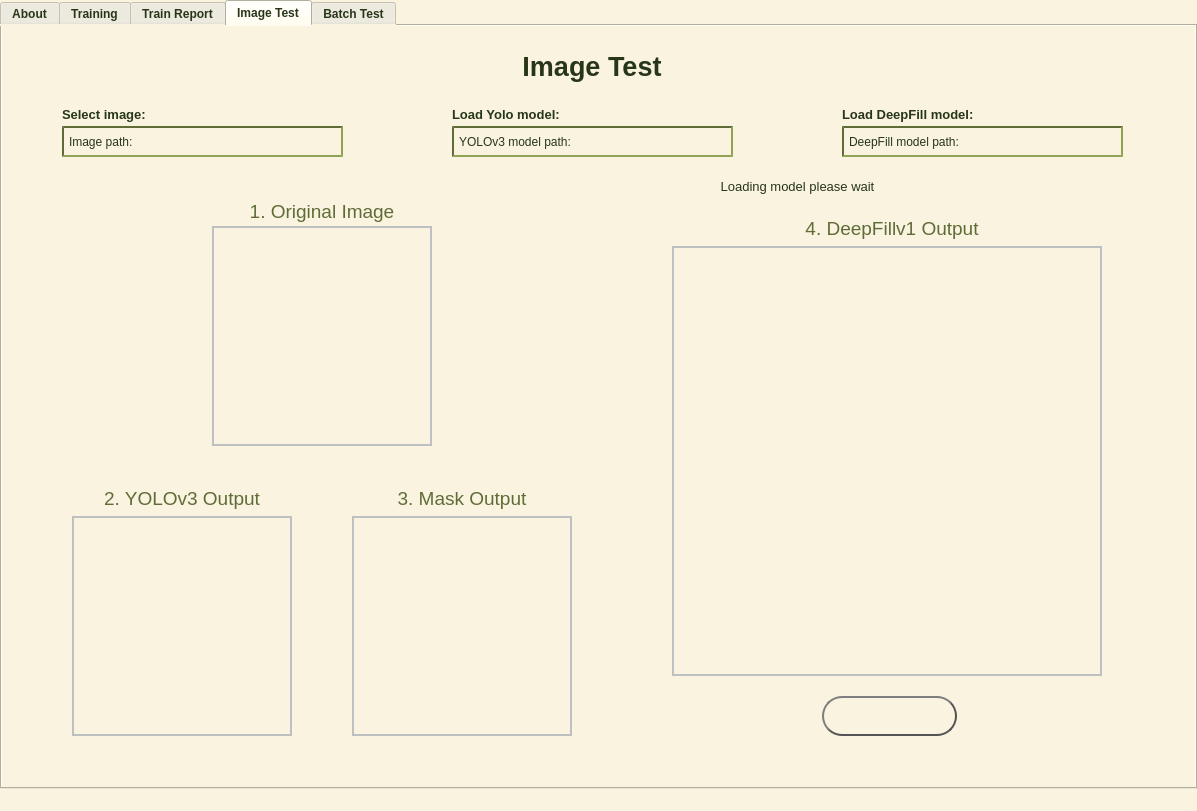
Old version of the form GUI/UI/MainScreen.ui in the repository shlomi1074/Camouflage-Final-Project.
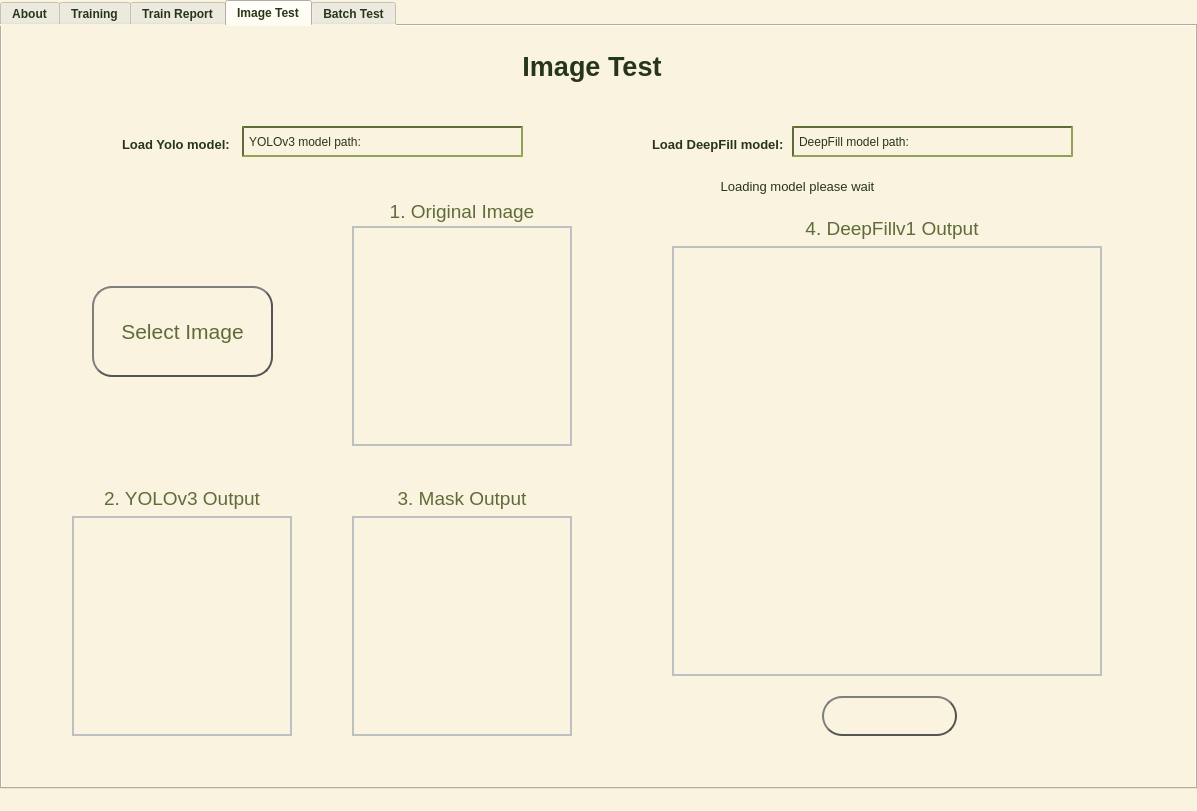
New version of the form. The open tabs and pages were chosen to show the change. Icons and pictures are not drawn.

Diff of the .ui file:
```diff
--- a/GUI/UI/MainScreen.ui
+++ b/GUI/UI/MainScreen.ui
@@ -1911,7 +1911,7 @@
        <widget class="QLabel" name="original_img">
         <property name="geometry">
          <rect>
-          <x>210</x>
+          <x>350</x>
           <y>200</y>
           <width>220</width>
           <height>220</height>
@@ -1945,7 +1945,7 @@
        <widget class="QLabel" name="label_27">
         <property name="geometry">
          <rect>
-          <x>210</x>
+          <x>350</x>
           <y>170</y>
           <width>220</width>
           <height>31</height>
@@ -2206,90 +2206,13 @@
          <bool>false</bool>
         </property>
        </widget>
-       <widget class="QLabel" name="SelectTestImageButton">
-        <property name="geometry">
-         <rect>
-          <x>300</x>
-          <y>100</y>
-          <width>31</width>
-          <height>31</height>
-         </rect>
-        </property>
-        <property name="autoFillBackground">
-         <bool>false</bool>
-        </property>
-        <property name="styleSheet">
-         <string notr="true">color:#bdbfc0; background-color:transparent</string>
-        </property>
-        <property name="text">
-         <string/>
-        </property>
-        <property name="textFormat">
-         <enum>Qt::RichText</enum>
-        </property>
-        <property name="pixmap">
-         <pixmap>../Resources/Folder_icon.png</pixmap>
-        </property>
-        <property name="scaledContents">
-         <bool>true</bool>
-        </property>
-       </widget>
-       <widget class="QLabel" name="label_35">
-        <property name="geometry">
-         <rect>
-          <x>60</x>
-          <y>80</y>
-          <width>121</width>
-          <height>16</height>
-         </rect>
-        </property>
-        <property name="font">
-         <font>
-          <pointsize>10</pointsize>
-          <weight>75</weight>
-          <bold>true</bold>
-         </font>
-        </property>
-        <property name="styleSheet">
-         <string notr="true">color:#283618; background-color:none</string>
-        </property>
-        <property name="text">
-         <string>Select image:</string>
-        </property>
-       </widget>
-       <widget class="QLineEdit" name="saveModelLineText_5">
-        <property name="enabled">
-         <bool>false</bool>
-        </property>
-        <property name="geometry">
-         <rect>
-          <x>60</x>
-          <y>100</y>
-          <width>281</width>
-          <height>31</height>
-         </rect>
-        </property>
-        <property name="font">
-         <font>
-          <pointsize>9</pointsize>
-         </font>
-        </property>
-        <property name="styleSheet">
-         <string notr="true">color:#283618;padding-left:3px;
-border-style:inset;border-color:#606C38;border-width:2px;
-</string>
-        </property>
-        <property name="text">
-         <string>Image path:</string>
-        </property>
-       </widget>
        <widget class="QLineEdit" name="yoloModelPath">
         <property name="enabled">
          <bool>false</bool>
         </property>
         <property name="geometry">
          <rect>
-          <x>450</x>
+          <x>240</x>
           <y>100</y>
           <width>281</width>
           <height>31</height>
@@ -2312,7 +2235,7 @@
        <widget class="QLabel" name="LoadYoloModelButton">
         <property name="geometry">
          <rect>
-          <x>690</x>
+          <x>480</x>
           <y>100</y>
           <width>31</width>
           <height>31</height>
@@ -2340,8 +2263,8 @@
        <widget class="QLabel" name="label_36">
         <property name="geometry">
          <rect>
-          <x>450</x>
-          <y>80</y>
+          <x>120</x>
+          <y>110</y>
           <width>161</width>
           <height>16</height>
          </rect>
@@ -2363,8 +2286,8 @@
        <widget class="QLabel" name="label_106">
         <property name="geometry">
          <rect>
-          <x>840</x>
-          <y>80</y>
+          <x>650</x>
+          <y>110</y>
           <width>171</width>
           <height>16</height>
          </rect>
@@ -2386,7 +2309,7 @@
        <widget class="QLabel" name="LoadDeepfillModelButton">
         <property name="geometry">
          <rect>
-          <x>1080</x>
+          <x>1030</x>
           <y>100</y>
           <width>31</width>
           <height>31</height>
@@ -2417,7 +2340,7 @@
         </property>
         <property name="geometry">
          <rect>
-          <x>840</x>
+          <x>790</x>
           <y>100</y>
           <width>281</width>
           <height>31</height>
@@ -2440,7 +2363,7 @@
        <widget class="QLabel" name="yoloModelStatus">
         <property name="geometry">
          <rect>
-          <x>740</x>
+          <x>530</x>
           <y>105</y>
           <width>24</width>
           <height>24</height>
@@ -2462,7 +2385,7 @@
        <widget class="QLabel" name="deepfillModelStatus">
         <property name="geometry">
          <rect>
-          <x>1130</x>
+          <x>1080</x>
           <y>105</y>
           <width>24</width>
           <height>24</height>
@@ -2502,6 +2425,67 @@
          <set>Qt::AlignCenter</set>
         </property>
        </widget>
+       <widget class="QPushButton" name="SelectTestImageButton">
+        <property name="geometry">
+         <rect>
+          <x>90</x>
+          <y>260</y>
+          <width>181</width>
+          <height>91</height>
+         </rect>
+        </property>
+        <property name="font">
+         <font>
+          <family>Tahoma</family>
+          <pointsize>16</pointsize>
+          <weight>50</weight>
+          <bold>false</bold>
+         </font>
+        </property>
+        <property name="mouseTracking">
+         <bool>true</bool>
+        </property>
+        <property name="styleSheet">
+         <string notr="true">QPushButton {
+    color: #606C38;
+    border: 2px solid #555;
+    border-radius: 20px;
+    border-style: outset;
+    background: qradialgradient(
+        cx: 0.3, cy: -0.4, fx: 0.3, fy: -0.4,
+        radius: 1.35, stop: 0 #FEFAE0, stop: 1 #888
+        );
+    padding: 5px;
+    }
+
+QPushButton:hover {
+    background: qradialgradient(
+        cx: 0.3, cy: -0.4, fx: 0.3, fy: -0.4,
+        radius: 1.35, stop: 0 #FEFAE0, stop: 1 #bbb
+        );
+    }
+
+QPushButton:pressed {
+    border-style: inset;
+    background: qradialgradient(
+        cx: 0.4, cy: -0.1, fx: 0.4, fy: -0.1,
+        radius: 1.35, stop: 0 #283618, stop: 1 #ddd
+        );
+    }</string>
+        </property>
+        <property name="text">
+         <string>Select Image</string>
+        </property>
+        <property name="iconSize">
+         <size>
+          <width>24</width>
+          <height>24</height>
+         </size>
+        </property>
+        <property name="checkable">
+         <bool>false</bool>
+        </property>
+       </widget>
        <zorder>deepfillModelPath</zorder>
        <zorder>label_26</zorder>
        <zorder>original_img</zorder>
```
Left out of the diff: 24 changed lines with no effect on the pictures.
